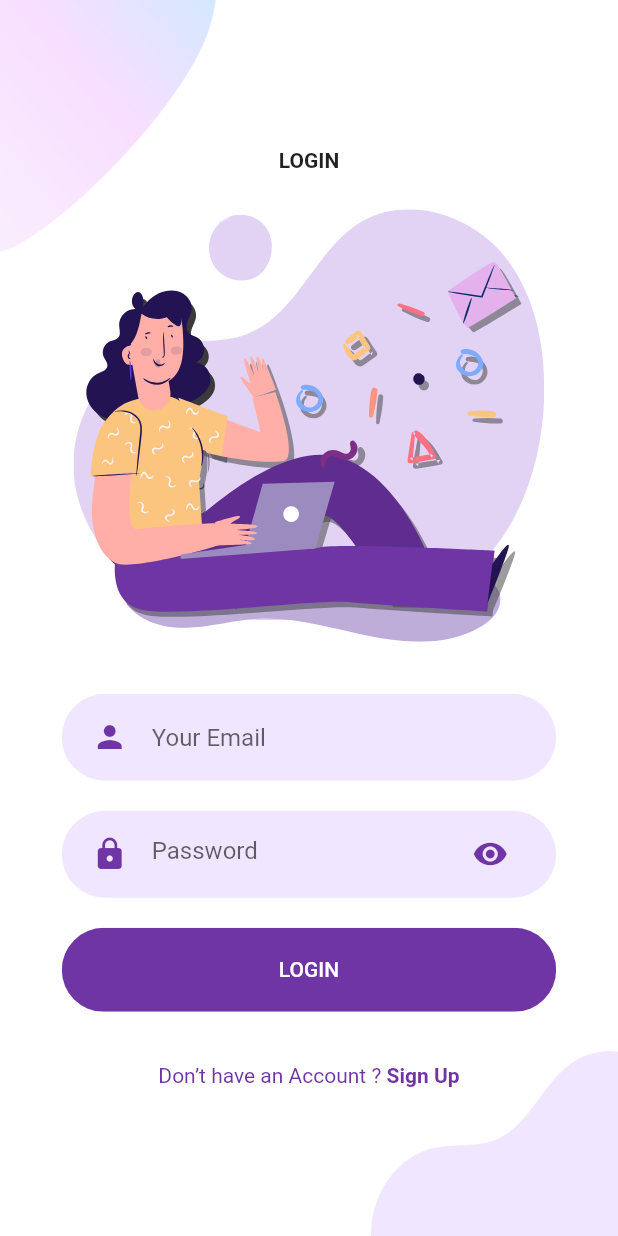
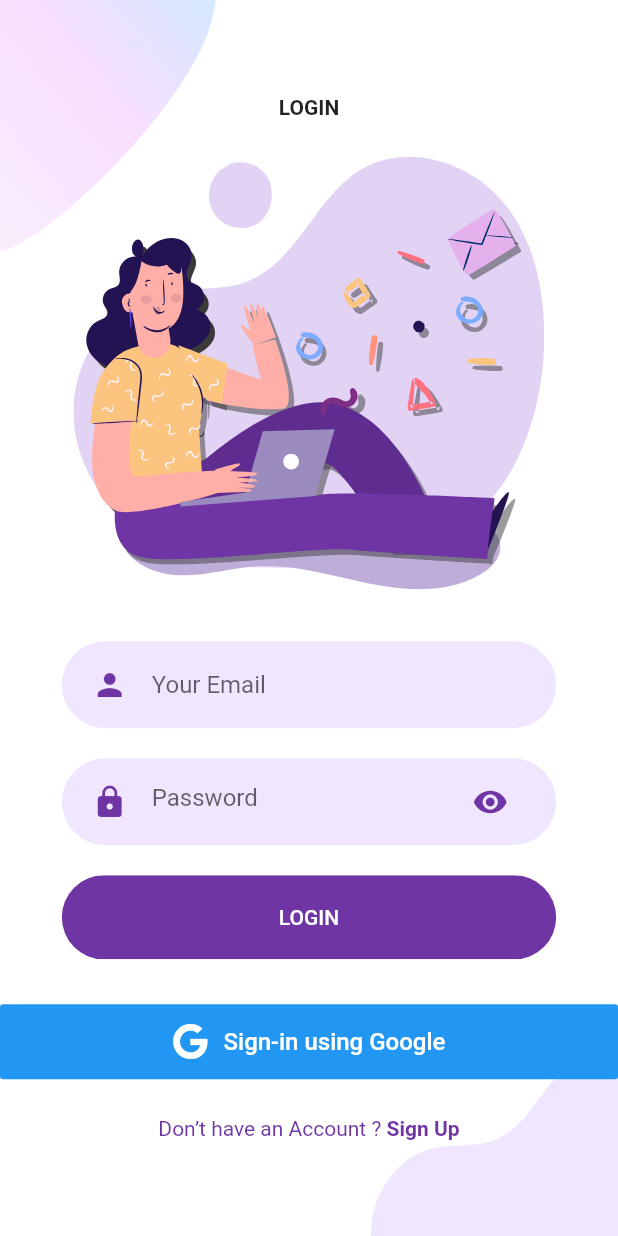
Before and after one commit to vaishnavigoyal/Flutter-app, a Flutter app: the screen it shows after launch, after a tap on "LOGIN", on a phone screen of 412 x 824 dp. Run offline on Flutter 3.47's test engine with Material 2 defaults, Android fonts, the phone set to English and light mode, and no system bars; our stand-ins replace firebase_auth, flutter_svg, font_awesome_flutter, google_sign_in; accounts and stored records are empty.

Commit message:
SignIn Authentication using Firebase!

```diff
--- a/lib/Screens/Login/components/body.dart
+++ b/lib/Screens/Login/components/body.dart
@@ -1,3 +1,4 @@
+import 'package:firebase_auth/firebase_auth.dart';
 import 'package:flutter/material.dart';
 import 'package:flutter_auth/Screens/Login/components/background.dart';
 import 'package:flutter_auth/Screens/Signup/signup_screen.dart';
@@ -6,11 +7,17 @@ import 'package:flutter_auth/components/rounded_button.dart';
 import 'package:flutter_auth/components/rounded_input_field.dart';
 import 'package:flutter_auth/components/rounded_password_field.dart';
 import 'package:flutter_svg/svg.dart';
+import 'package:font_awesome_flutter/font_awesome_flutter.dart';
+import 'package:google_sign_in/google_sign_in.dart';
 
 class Body extends StatelessWidget {
   const Body({
     Key key,
   }) : super(key: key);
+
+  get googleSignIn => null;
+
+  get firebaseAuth => null;
 
   @override
   Widget build(BuildContext context) {
@@ -41,6 +48,34 @@ class Body extends StatelessWidget {
               text: "LOGIN",
               press: () {},
             ),
+            SizedBox(height: 20),
+            MaterialButton(
+              elevation: 0,
+              minWidth: double.maxFinite,
+              height: 50,
+              onPressed: () async {
+                final GoogleSignInAccount googleUser = await googleSignIn.signIn();
+                final GoogleSignInAuthentication googleAuth =
+                await googleUser.authentication;
+
+                final AuthCredential credential = GoogleAuthProvider.getCredential(
+                    idToken: googleAuth.idToken, accessToken: googleAuth.accessToken);
+
+                final FirebaseUser user =
+                    (await firebaseAuth.signInWithCredential(credential)).user;
+              },
+              color: Colors.blue,
+              child: Row(
+                mainAxisAlignment: MainAxisAlignment.center,
+                children: <Widget>[
+                  Icon(FontAwesomeIcons.google),
+                  SizedBox(width: 10),
+                  Text('Sign-in using Google',
+                      style: TextStyle(color: Colors.white, fontSize: 16)),
+                ],
+              ),
+              textColor: Colors.white,
+            ),
             SizedBox(height: size.height * 0.03),
             AlreadyHaveAnAccountCheck(
               press: () {
--- a/pubspec.yaml
+++ b/pubspec.yaml
@@ -20,10 +20,15 @@ dependencies:
   flutter:
     sdk: flutter
 
+
   # The following adds the Cupertino Icons font to your application.
   # Use with the CupertinoIcons class for iOS style icons.
   cupertino_icons: ^0.1.2
   flutter_svg: ^0.19.0
+  firebase_auth:
+  google_sign_in:
+  font_awesome_flutter:
+  google_fonts:
 
 dev_dependencies:
   flutter_test:
```
Also changed, not shown: pubspec.lock, 3 other files.
